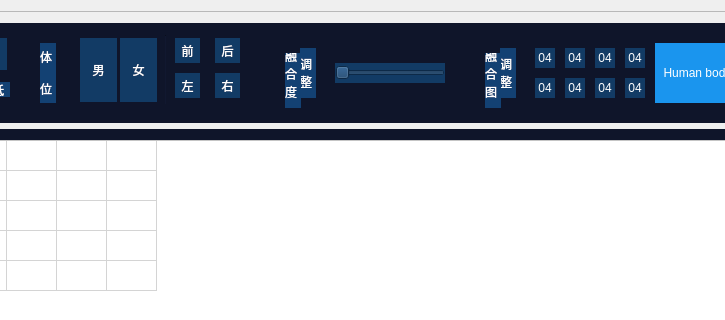
First picture: the form in IRProc/IRProc/IRProc.ui, repository seafrog1984/QTIRProc, before the edit; both pictures show x 498 to 1223 and y 0 to 320 of the 1442 by 782 pixel window.
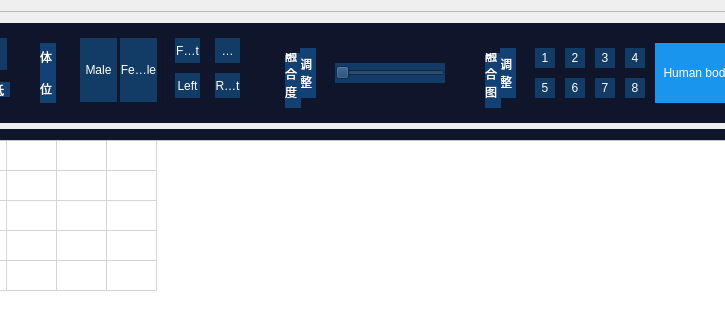
Second picture: the form after the edit. The open tabs and pages were chosen to show the change. Icons and pictures are not drawn. Custom widgets are drawn as their Qt base class.

```diff
--- a/IRProc/IRProc/IRProc.ui
+++ b/IRProc/IRProc/IRProc.ui
@@ -62,8 +62,8 @@
         <rect>
          <x>0</x>
          <y>0</y>
-         <width>1340</width>
-         <height>700</height>
+         <width>1346</width>
+         <height>717</height>
         </rect>
        </property>
        <property name="minimumSize">
@@ -2429,7 +2429,7 @@
               </size>
              </property>
              <property name="text">
-              <string>男</string>
+              <string>Male</string>
              </property>
              <property name="icon">
               <iconset resource="IRProc.qrc">
@@ -2458,7 +2458,7 @@
               </size>
              </property>
              <property name="text">
-              <string>女</string>
+              <string>Female</string>
              </property>
              <property name="icon">
               <iconset resource="IRProc.qrc">
@@ -2496,7 +2496,7 @@
               <string notr="true"/>
              </property>
              <property name="text">
-              <string>前</string>
+              <string>Front</string>
              </property>
              <property name="icon">
               <iconset resource="IRProc.qrc">
@@ -2534,7 +2534,7 @@
               <string notr="true"/>
              </property>
              <property name="text">
-              <string>后</string>
+              <string>Back</string>
              </property>
              <property name="icon">
               <iconset resource="IRProc.qrc">
@@ -2572,7 +2572,7 @@
               <string notr="true"/>
              </property>
              <property name="text">
-              <string>左</string>
+              <string>Left</string>
              </property>
              <property name="icon">
               <iconset resource="IRProc.qrc">
@@ -2610,7 +2610,7 @@
               <string notr="true"/>
              </property>
              <property name="text">
-              <string>右</string>
+              <string>Right</string>
              </property>
              <property name="icon">
               <iconset resource="IRProc.qrc">
@@ -2946,7 +2946,7 @@
               <string notr="true"/>
              </property>
              <property name="text">
-              <string>04</string>
+              <string>5</string>
              </property>
              <property name="icon">
               <iconset resource="IRProc.qrc">
@@ -2984,7 +2984,7 @@
               <string notr="true"/>
              </property>
              <property name="text">
-              <string>04</string>
+              <string>8</string>
              </property>
              <property name="icon">
               <iconset resource="IRProc.qrc">
@@ -3022,7 +3022,7 @@
               <string notr="true"/>
              </property>
              <property name="text">
-              <string>04</string>
+              <string>1</string>
              </property>
              <property name="icon">
               <iconset resource="IRProc.qrc">
@@ -3060,7 +3060,7 @@
               <string notr="true"/>
              </property>
              <property name="text">
-              <string>04</string>
+              <string>2</string>
              </property>
              <property name="icon">
               <iconset resource="IRProc.qrc">
@@ -3098,7 +3098,7 @@
               <string notr="true"/>
              </property>
              <property name="text">
-              <string>04</string>
+              <string>3</string>
              </property>
              <property name="icon">
               <iconset resource="IRProc.qrc">
@@ -3136,7 +3136,7 @@
               <string notr="true"/>
              </property>
              <property name="text">
-              <string>04</string>
+              <string>7</string>
              </property>
              <property name="icon">
               <iconset resource="IRProc.qrc">
@@ -3174,7 +3174,7 @@
               <string notr="true"/>
              </property>
              <property name="text">
-              <string>04</string>
+              <string>4</string>
              </property>
              <property name="icon">
               <iconset resource="IRProc.qrc">
@@ -3212,7 +3212,7 @@
               <string notr="true"/>
              </property>
              <property name="text">
-              <string>04</string>
+              <string>6</string>
              </property>
              <property name="icon">
               <iconset resource="IRProc.qrc">
```
Left out of the diff: 72 changed lines with no effect on the pictures.
